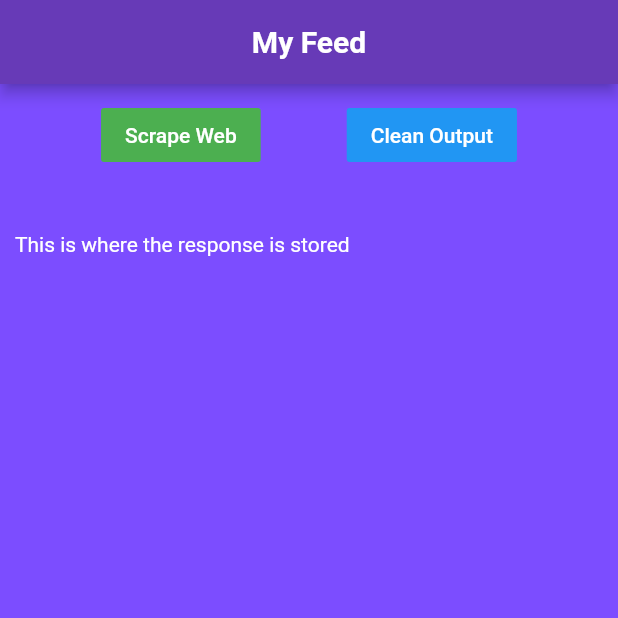
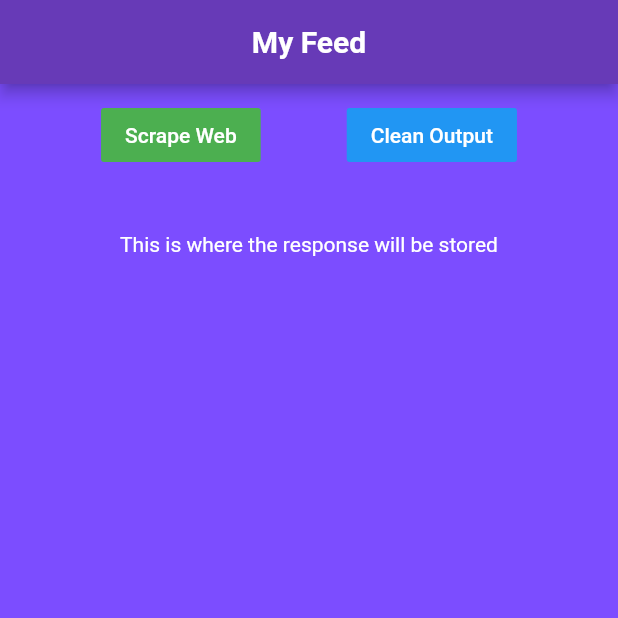
Before and after one commit to msoham123/ProtectApp, a Flutter app: the feedScreen screen opened directly, after a tap on "Clean Output", on a phone screen of 412 x 824 dp, the top half of it. Run offline on Flutter 3.47's test engine with Material 2 defaults, Android fonts, the phone set to English and light mode, and no system bars; our stand-ins replace bottom_navy_bar, curved_navigation_bar, device_preview, page_transition; missing offline and left inert: newsapi_client.

Commit message:
More UI changes

```diff
--- a/lib/screens/feedScreen.dart
+++ b/lib/screens/feedScreen.dart
@@ -51,7 +51,7 @@ class _feedScreenState extends State<feedScreen>{
                         child: Text("Clean Output", style: TextStyle(color: Colors.white),),
                         onPressed: () {
                           setState(() {
-                            response = "This is where the response is stored";
+                            response = "This is where the response will be stored";
                           });
                         },
                       ),
@@ -62,7 +62,7 @@ class _feedScreenState extends State<feedScreen>{
                     height: MediaQuery.of(context).size.height/20,
                   ),
 
-                  Text(response, style: TextStyle(color: Colors.white),),
+                  Center(child: Text(response, style: TextStyle(color: Colors.white),)),
 
                   SizedBox(
                     height: MediaQuery.of(context).size.height/20,
```
